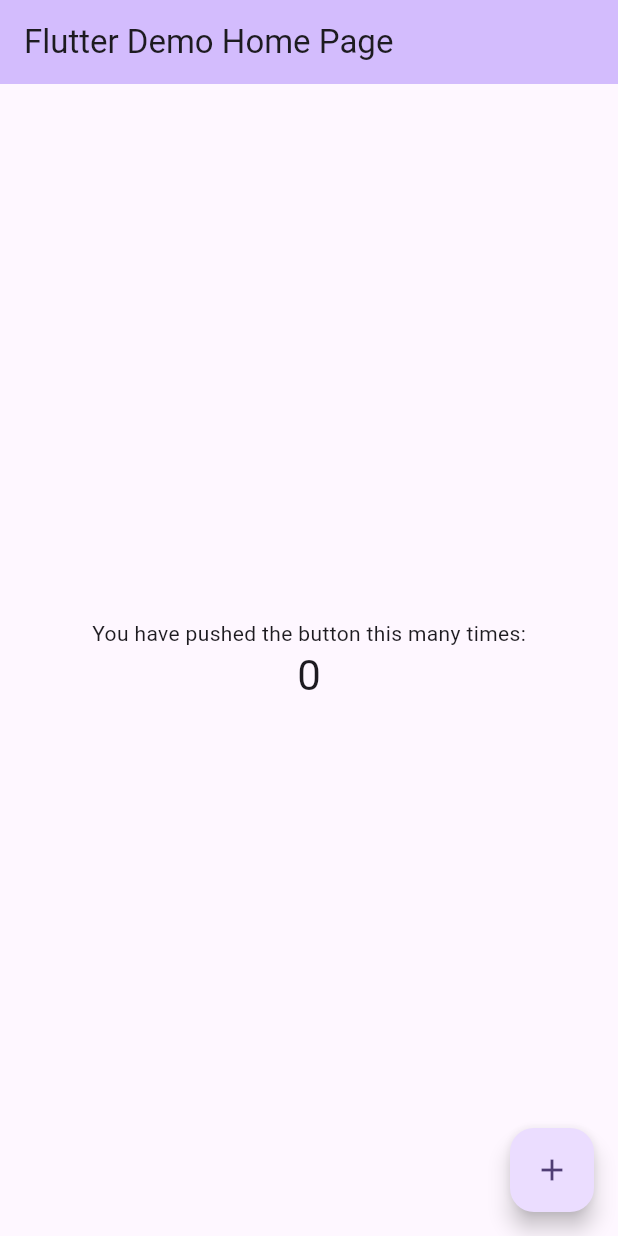
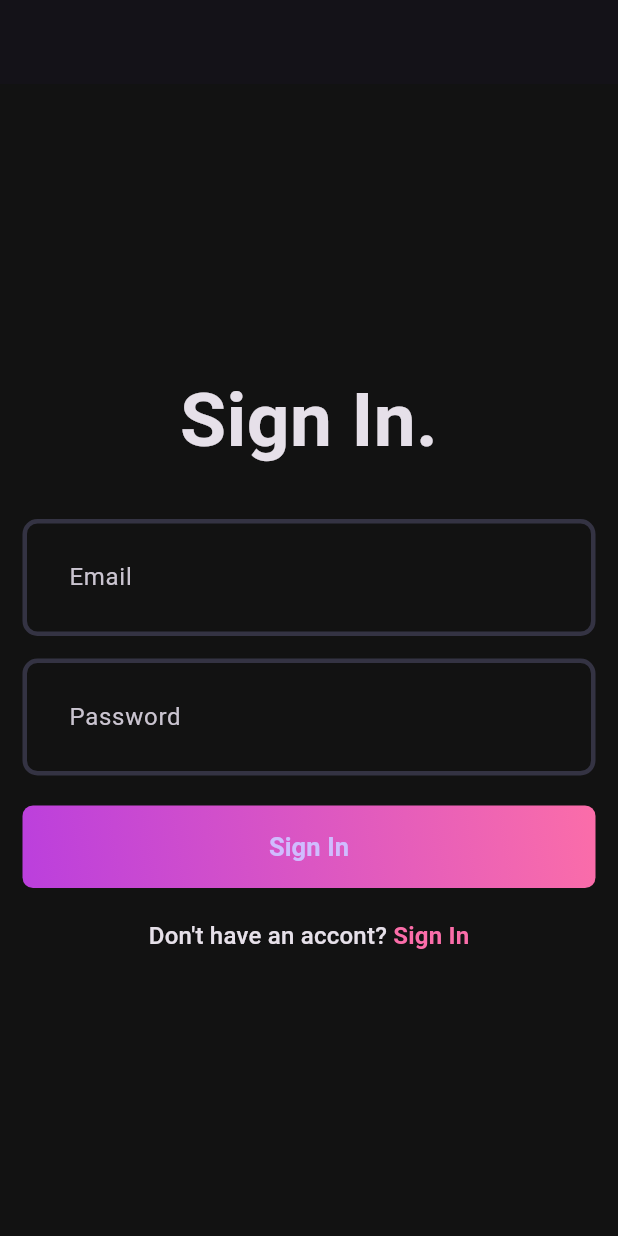
Before and after one commit to HamadaStudy/musicapp, a Flutter app: the screen it shows after launch, on a phone screen of 412 x 824 dp. Run offline on Flutter 3.47's test engine with Material 3 defaults, Android fonts, the phone set to English and light mode, and no system bars.

Commit message:
認証画面のUI実装完了

```diff
--- /dev/null
+++ b/client/lib/core/theme/app_pallete.dart
@@ -0,0 +1,20 @@
+import 'package:flutter/material.dart';
+
+class Pallete {
+  static const cardColor = Color.fromRGBO(30, 30, 30, 1);
+  static const greenColor = Colors.green;
+  static const subtitleText = Color(0xffa7a7a7);
+  static const inactiveBottomBarItemColor = Color(0xffababab);
+
+  static const Color backgroundColor = Color.fromRGBO(18, 18, 18, 1);
+  static const Color gradient1 = Color.fromRGBO(187, 63, 221, 1);
+  static const Color gradient2 = Color.fromRGBO(251, 109, 169, 1);
+  static const Color gradient3 = Color.fromRGBO(255, 159, 124, 1);
+  static const Color borderColor = Color.fromRGBO(52, 51, 67, 1);
+  static const Color whiteColor = Colors.white;
+  static const Color greyColor = Colors.grey;
+  static const Color errorColor = Colors.redAccent;
+  static const Color transparentColor = Colors.transparent;
+
+  static const Color inactiveSeekColor = Colors.white38;
+}
--- /dev/null
+++ b/client/lib/core/theme/thema.dart
@@ -0,0 +1,17 @@
+import 'package:flutter/material.dart';
+import 'package:client/core/theme/app_pallete.dart';
+
+class AppTheme {
+  static OutlineInputBorder _border(Color color) => OutlineInputBorder(
+    borderSide: BorderSide(color: color, width: 3),
+    borderRadius: BorderRadius.circular(10),
+  );
+  static final darkThemeMode = ThemeData.dark().copyWith(
+    scaffoldBackgroundColor: Pallete.backgroundColor,
+    inputDecorationTheme: InputDecorationTheme(
+      contentPadding: const EdgeInsets.all(27),
+      enabledBorder: _border(Pallete.borderColor),
+      focusedBorder: _border(Pallete.gradient2),
+    ),
+  );
+}
--- /dev/null
+++ b/client/lib/features/atuh/view/pages/login_page.dart
@@ -0,0 +1,72 @@
+import 'package:client/features/atuh/view/widgets/auth_gradient_button.dart';
+import 'package:client/features/atuh/view/widgets/custom_field.dart';
+import 'package:flutter/material.dart';
+import 'package:client/core/theme/app_pallete.dart';
+
+class LoginPage extends StatefulWidget {
+  const LoginPage({super.key});
+
+  @override
+  State<LoginPage> createState() => _LoginPageState();
+}
+
+class _LoginPageState extends State<LoginPage> {
+  final emailController = TextEditingController();
+  final passwordController = TextEditingController();
+  final formKey = GlobalKey<FormState>();
+
+  @override
+  void dispose() {
+    emailController.dispose();
+    passwordController.dispose();
+    super.dispose();
+  }
+
+  @override
+  Widget build(BuildContext context) {
+    return Scaffold(
+      appBar: AppBar(),
+      body: Padding(
+        padding: const EdgeInsets.all(15.0),
+        child: Form(
+          key: formKey,
+          child: Column(
+            mainAxisAlignment: MainAxisAlignment.center,
+            children: [
+              const Text(
+                "Sign In.",
+                style: TextStyle(fontSize: 50, fontWeight: FontWeight.bold),
+              ),
+              const SizedBox(height: 30),
+              CustomField(hintText: 'Email', controller: emailController),
+              const SizedBox(height: 15),
+              CustomField(
+                hintText: 'Password',
+                controller: passwordController,
+                isObscureText: true,
+              ),
+              const SizedBox(height: 20),
+              AuthGradientButton(buttonText: 'Sign In', onTap: () {},),
+              const SizedBox(height: 20),
+              RichText(
+                text: TextSpan(
+                  text: 'Don\'t have an accont? ',
+                  style: Theme.of(context).textTheme.titleMedium,
+                  children: [
+                    TextSpan(
+                      text: 'Sign In',
+                      style: TextStyle(
+                        color: Pallete.gradient2,
+                        fontWeight: FontWeight.bold,
+                      ),
+                    ),
+                  ],
+                ),
+              ),
+            ],
+          ),
+        ),
+      ),
+    );
+  }
+}
--- /dev/null
+++ b/client/lib/features/atuh/view/widgets/auth_gradient_button.dart
@@ -0,0 +1,34 @@
+import 'package:flutter/material.dart';
+import 'package:client/core/theme/app_pallete.dart';
+
+class AuthGradientButton extends StatelessWidget {
+  final String buttonText;
+  final VoidCallback onTap;
+  const AuthGradientButton({super.key, required this.buttonText, required this.onTap});
+
+  @override
+  Widget build(BuildContext context) {
+    return Container(
+      decoration: BoxDecoration(
+        gradient: const LinearGradient(
+          colors: [Pallete.gradient1, Pallete.gradient2],
+          begin: Alignment.bottomLeft,
+          end: Alignment.topRight
+        ),
+        borderRadius: BorderRadius.circular(7)
+      ),
+      child: ElevatedButton(
+        onPressed: onTap,
+        style: ElevatedButton.styleFrom(
+          fixedSize: const Size(395, 55),
+          backgroundColor: Pallete.transparentColor,
+          shadowColor: Pallete.transparentColor,
+        ),
+        child: Text(
+          buttonText,
+          style: TextStyle(fontSize: 17, fontWeight: FontWeight.w600),
+        ),
+      ),
+    );
+  }
+}
--- /dev/null
+++ b/client/lib/features/atuh/view/widgets/custom_field.dart
@@ -0,0 +1,28 @@
+import 'package:flutter/material.dart';
+
+class CustomField extends StatelessWidget {
+  final String hintText;
+  final TextEditingController controller;
+  final bool isObscureText;
+  const CustomField({
+    super.key,
+    required this.hintText,
+    required this.controller,
+    this.isObscureText = false,
+  });
+
+  @override
+  Widget build(BuildContext context) {
+    return TextFormField(
+      controller: controller,
+      decoration: InputDecoration(hintText: hintText),
+      obscureText: isObscureText,
+      validator: (val) {
+        if(val!.trim().isEmpty) {
+          return "$hintText is missing!";
+        }
+        return null;
+      },
+    );
+  }
+}
--- a/client/lib/main.dart
+++ b/client/lib/main.dart
@@ -1,4 +1,7 @@
 import 'package:flutter/material.dart';
+import 'package:client/features/atuh/view/pages/signup_page.dart';
+import 'package:client/features/atuh/view/pages/login_page.dart';
+import './core/theme/thema.dart';
 
 void main() {
   runApp(const MyApp());
@@ -12,111 +15,8 @@ class MyApp extends StatelessWidget {
   Widget build(BuildContext context) {
     return MaterialApp(
       title: 'Flutter Demo',
-      theme: ThemeData(
-        // This is the theme of your application.
-        //
-        // TRY THIS: Try running your application with "flutter run". You'll see
-        // the application has a purple toolbar. Then, without quitting the app,
-        // try changing the seedColor in the colorScheme below to Colors.green
-        // and then invoke "hot reload" (save your changes or press the "hot
-        // reload" button in a Flutter-supported IDE, or press "r" if you used
-        // the command line to start the app).
-        //
-        // Notice that the counter didn't reset back to zero; the application
-        // state is not lost during the reload. To reset the state, use hot
-        // restart instead.
-        //
-        // This works for code too, not just values: Most code changes can be
-        // tested with just a hot reload.
-        colorScheme: ColorScheme.fromSeed(seedColor: Colors.deepPurple),
-      ),
-      home: const MyHomePage(title: 'Flutter Demo Home Page'),
+      theme: AppTheme.darkThemeMode,
+      home: LoginPage(),
     );
   }
 }
-
-class MyHomePage extends StatefulWidget {
-  const MyHomePage({super.key, required this.title});
-
-  // This widget is the home page of your application. It is stateful, meaning
-  // that it has a State object (defined below) that contains fields that affect
-  // how it looks.
-
-  // This class is the configuration for the state. It holds the values (in this
-  // case the title) provided by the parent (in this case the App widget) and
-  // used by the build method of the State. Fields in a Widget subclass are
-  // always marked "final".
-
-  final String title;
-
-  @override
-  State<MyHomePage> createState() => _MyHomePageState();
-}
-
-class _MyHomePageState extends State<MyHomePage> {
-  int _counter = 0;
-
-  void _incrementCounter() {
-    setState(() {
-      // This call to setState tells the Flutter framework that something has
-      // changed in this State, which causes it to rerun the build method below
-      // so that the display can reflect the updated values. If we changed
-      // _counter without calling setState(), then the build method would not be
-      // called again, and so nothing would appear to happen.
-      _counter++;
-    });
-  }
-
-  @override
-  Widget build(BuildContext context) {
-    // This method is rerun every time setState is called, for instance as done
-    // by the _incrementCounter method above.
-    //
-    // The Flutter framework has been optimized to make rerunning build methods
-    // fast, so that you can just rebuild anything that needs updating rather
-    // than having to individually change instances of widgets.
-    return Scaffold(
-      appBar: AppBar(
-        // TRY THIS: Try changing the color here to a specific color (to
-        // Colors.amber, perhaps?) and trigger a hot reload to see the AppBar
-        // change color while the other colors stay the same.
-        backgroundColor: Theme.of(context).colorScheme.inversePrimary,
-        // Here we take the value from the MyHomePage object that was created by
-        // the App.build method, and use it to set our appbar title.
-        title: Text(widget.title),
-      ),
-      body: Center(
-        // Center is a layout widget. It takes a single child and positions it
-        // in the middle of the parent.
-        child: Column(
-          // Column is also a layout widget. It takes a list of children and
-          // arranges them vertically. By default, it sizes itself to fit its
-          // children horizontally, and tries to be as tall as its parent.
-          //
-          // Column has various properties to control how it sizes itself and
-          // how it positions its children. Here we use mainAxisAlignment to
-          // center the children vertically; the main axis here is the vertical
-          // axis because Columns are vertical (the cross axis would be
-          // horizontal).
-          //
-          // TRY THIS: Invoke "debug painting" (choose the "Toggle Debug Paint"
-          // action in the IDE, or press "p" in the console), to see the
-          // wireframe for each widget.
-          mainAxisAlignment: MainAxisAlignment.center,
-          children: <Widget>[
-            const Text('You have pushed the button this many times:'),
-            Text(
-              '$_counter',
-              style: Theme.of(context).textTheme.headlineMedium,
-            ),
-          ],
-        ),
-      ),
-      floatingActionButton: FloatingActionButton(
-        onPressed: _incrementCounter,
-        tooltip: 'Increment',
-        child: const Icon(Icons.add),
-      ), // This trailing comma makes auto-formatting nicer for build methods.
-    );
-  }
-}
```
Also changed, not shown: client/lib/features/atuh/view/pages/signup_page.dart (added, +76 -0 lines).
